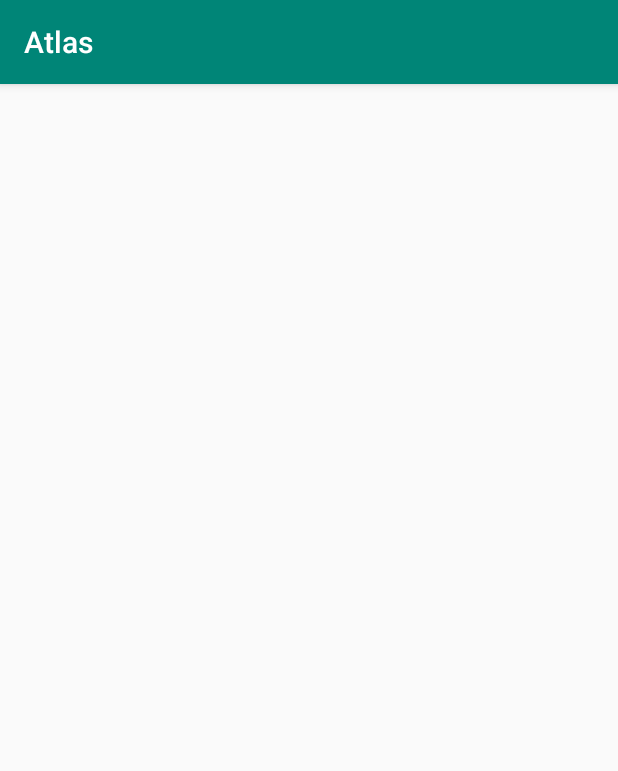
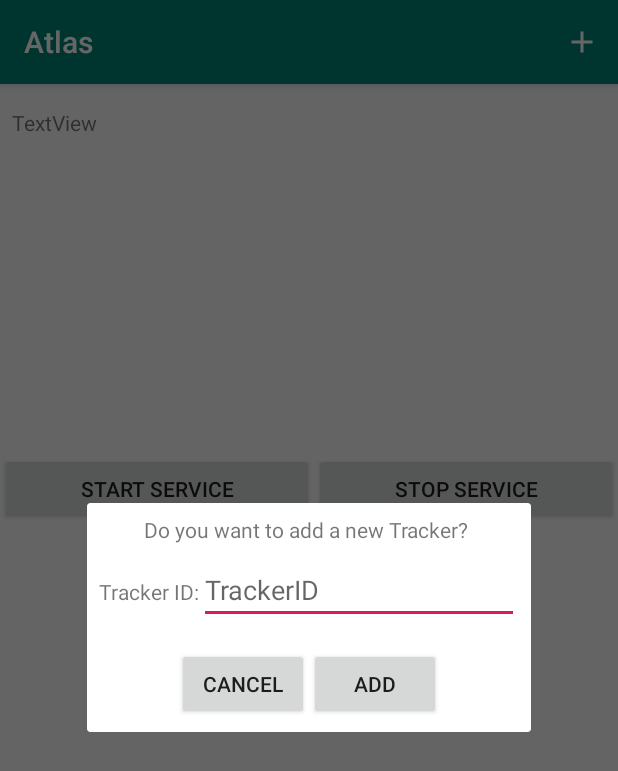
Before and after one commit to dobrovv/Atlas, an Android app: the screen it shows after launch (trackerActivity before the commit, MainActivity after it), after a tap on "addTracker", on a phone screen of 412 x 824 dp. Shown: the top 771 px of the screen. Run offline under Robolectric (Android 15) with nearby library versions, the phone set to English and light mode, and no system bars.

Commit message:
added trackerList view and add new tracker dialog

```diff
--- a/app/build.gradle
+++ b/app/build.gradle
@@ -16,12 +16,15 @@ android {
             proguardFiles getDefaultProguardFile('proguard-android.txt'), 'proguard-rules.pro'
         }
     }
+    productFlavors {
+    }
 }
 
 dependencies {
-    implementation fileTree(dir: 'libs', include: ['*.jar'])
+    implementation fileTree(include: ['*.jar'], dir: 'libs')
     implementation 'com.android.support:appcompat-v7:28.0.0-alpha1'
     implementation 'com.android.support.constraint:constraint-layout:1.1.3'
+    implementation 'com.android.support:recyclerview-v7:28.0.0'
     testImplementation 'junit:junit:4.12'
     androidTestImplementation 'com.android.support.test:runner:1.0.2'
     androidTestImplementation 'com.android.support.test.espresso:espresso-core:3.0.2'
--- a/app/src/main/AndroidManifest.xml
+++ b/app/src/main/AndroidManifest.xml
@@ -9,11 +9,10 @@
         android:roundIcon="@mipmap/ic_launcher_round"
         android:supportsRtl="true"
         android:theme="@style/AppTheme">
-        <activity android:name=".trackerActivity"></activity>
+        <activity android:name=".trackerActivity" android:label="Tracker Activity"></activity>
         <activity android:name=".MainActivity">
             <intent-filter>
                 <action android:name="android.intent.action.MAIN" />
-
                 <category android:name="android.intent.category.LAUNCHER" />
             </intent-filter>
         </activity>
--- /dev/null
+++ b/app/src/main/java/atlas/atlas/AddTrackerDialog.java
@@ -0,0 +1,61 @@
+package atlas.atlas;
+
+import android.content.Intent;
+import android.os.Bundle;
+import android.provider.ContactsContract;
+import android.support.v4.app.DialogFragment;
+import android.util.Log;
+import android.view.LayoutInflater;
+import android.view.View;
+import android.view.ViewGroup;
+import android.widget.Button;
+import android.widget.EditText;
+
+public class AddTrackerDialog extends DialogFragment {
+    private static final String TAG = "Atlas"+AddTrackerDialog.class.getSimpleName();
+
+    //EditText titleEditText;
+    EditText trackerIDEdit;
+    Button cancelButton;
+    Button saveButton;
+
+    @Override
+    public View onCreateView(LayoutInflater inflator, ViewGroup container, Bundle savedInstanceState){
+        View view = inflator.inflate(R.layout.dialog_addtracker, container, false);
+
+
+        trackerIDEdit = view.findViewById(R.id.trackerIDEdit);
+        saveButton = view.findViewById(R.id.saveButton);
+        cancelButton = view.findViewById(R.id.cancelButton);
+
+        cancelButton.setOnClickListener(new Button.OnClickListener() {
+            @Override
+            public void onClick(View view) {
+                getDialog().dismiss();
+            }
+        });
+
+        saveButton.setOnClickListener(new Button.OnClickListener() {
+            @Override
+            public void onClick(View view) {
+                // TODO: validate the new TrackerID here
+                String TrackerID = trackerIDEdit.getText().toString();
+                DatabaseHelper dbh = new DatabaseHelper(getContext());
+
+                // add new Tracker to the database and go to the trackerActivity
+                if (dbh.addNewTracker(new Tracker(TrackerID, "", "", 300.0))) {
+                    Intent intent = new Intent(getActivity(), trackerActivity.class);
+                    // add TrackerID to the intent send to the trackerActivity
+                    intent.putExtra("TrackerID", TrackerID);
+                    startActivity(intent);
+                    getDialog().dismiss();
+                } else {
+                    Log.d(TAG, "couldn't add a new tracker to the database");
+                    getDialog().dismiss();
+                }
+            }
+        });
+
+        return view;
+    }
+}
--- a/app/src/main/java/atlas/atlas/MainActivity.java
+++ b/app/src/main/java/atlas/atlas/MainActivity.java
@@ -6,6 +6,8 @@ import android.content.Intent;
 import android.content.IntentFilter;
 import android.support.v7.app.AppCompatActivity;
 import android.os.Bundle;
+import android.support.v7.widget.LinearLayoutManager;
+import android.support.v7.widget.RecyclerView;
 import android.util.Log;
 import android.view.Menu;
 import android.view.MenuItem;
@@ -20,7 +22,8 @@ public class MainActivity extends AppCompatActivity {
 
     private static final String TAG = "Atlas"+MainActivity.class.getSimpleName();
 
-    ListView trackerListMain;
+    RecyclerView trackerListMain;
+    TrackerListAdapter trackerListAdapter;
     Button startServiceButton;
     Button stopServiceButton;
     TextView mapTextView; // placeholder, use for debugging
@@ -48,6 +51,9 @@ public class MainActivity extends AppCompatActivity {
 
             // add data to textview
             mapTextView.setText(info + '\n'+ mapTextView.getText());
+
+            // update the tracker list
+            trackerListAdapter.updateTracker(TrackerID);
         }
     }
     GPSReadingBroadcastReceiver gpsReadingBroadcastReceiver;
@@ -72,7 +78,6 @@ public class MainActivity extends AppCompatActivity {
         startServiceButton.setOnClickListener(new View.OnClickListener() {
             @Override
             public void onClick(View v) {
-                Log.d(TAG, "Clicked");
                 Intent intent = new Intent(MainActivity.this, ReceiverServiceMockup.class);
                 intent.setAction(ReceiverServiceMockup.ACTION_START_FOREGROUND_SERVICE);
                 startService(intent);
@@ -86,6 +91,22 @@ public class MainActivity extends AppCompatActivity {
                 startService(intent);
             }
         });
+
+        // display the trackers list
+        trackerListMain.setHasFixedSize(true);
+        LinearLayoutManager layoutManager = new LinearLayoutManager(this);
+        layoutManager.setOrientation(LinearLayoutManager.VERTICAL);
+        trackerListMain.setLayoutManager(layoutManager);
+
+        trackerListAdapter = new TrackerListAdapter(this);
+        trackerListMain.setAdapter(trackerListAdapter);
+    }
+
+    @Override
+    protected void onResume() {
+        super.onResume();
+        // update the tracker list if the Activity gained focus back without calling the onCreate()
+        trackerListAdapter.updateTrackerList();
     }
 
     @Override
@@ -98,10 +119,11 @@ public class MainActivity extends AppCompatActivity {
     public boolean onOptionsItemSelected(MenuItem item) {
         int id=item.getItemId();
 
-
         // in case we added more to toolbar
         if(id==R.id.addTracker){
-            startActivity(new Intent(this, trackerActivity.class));
+            //startActivity(new Intent(this, trackerActivity.class));
+            AddTrackerDialog dialog = new AddTrackerDialog();
+            dialog.show(getSupportFragmentManager(), "Add new Tracker");
         }
 
         // more if statements can enter here to intent to activities
--- a/app/src/main/res/layout/activity_main.xml
+++ b/app/src/main/res/layout/activity_main.xml
@@ -6,24 +6,10 @@
     android:layout_height="match_parent"
     tools:context=".MainActivity">
 
-    <ListView
-        android:id="@+id/trackerListMain"
-        android:layout_width="0dp"
-        android:layout_height="0dp"
-        android:layout_marginStart="8dp"
-        android:layout_marginTop="8dp"
-        android:layout_marginEnd="7dp"
-        android:layout_marginBottom="8dp"
-        app:layout_constraintBottom_toBottomOf="parent"
-        app:layout_constraintEnd_toEndOf="parent"
-        app:layout_constraintHorizontal_bias="0.5"
-        app:layout_constraintStart_toStartOf="parent"
-        app:layout_constraintTop_toBottomOf="@+id/serviceLinearLayout" />
-
     <TextView
         android:id="@+id/mapTextView"
         android:layout_width="0dp"
-        android:layout_height="0dp"
+        android:layout_height="214dp"
         android:layout_marginStart="8dp"
         android:layout_marginTop="16dp"
         android:layout_marginEnd="5dp"
@@ -41,7 +27,6 @@
         android:layout_width="0dp"
         android:layout_height="47dp"
         android:layout_marginTop="8dp"
-        android:layout_marginBottom="8dp"
         android:orientation="horizontal"
         app:layout_constraintBottom_toTopOf="@+id/trackerListMain"
         app:layout_constraintEnd_toEndOf="parent"
@@ -63,4 +48,18 @@
             android:layout_weight="1"
             android:text="Stop Service" />
     </LinearLayout>
+
+    <android.support.v7.widget.RecyclerView
+        android:id="@+id/trackerListMain"
+        android:layout_width="0dp"
+        android:layout_height="0dp"
+        android:layout_marginStart="7dp"
+        android:layout_marginTop="8dp"
+        android:layout_marginEnd="8dp"
+        android:layout_marginBottom="8dp"
+        app:layout_constraintBottom_toBottomOf="parent"
+        app:layout_constraintEnd_toEndOf="parent"
+        app:layout_constraintHorizontal_bias="0.5"
+        app:layout_constraintStart_toStartOf="parent"
+        app:layout_constraintTop_toBottomOf="@+id/serviceLinearLayout" />
 </android.support.constraint.ConstraintLayout>
--- /dev/null
+++ b/app/src/main/res/layout/dialog_addtracker.xml
@@ -0,0 +1,80 @@
+<?xml version="1.0" encoding="utf-8"?>
+<android.support.constraint.ConstraintLayout
+    xmlns:android="http://schemas.android.com/apk/res/android"
+    xmlns:app="http://schemas.android.com/apk/res-auto"
+    xmlns:tools="http://schemas.android.com/tools"
+    android:layout_width="match_parent"
+    android:layout_height="match_parent">
+
+    <TextView
+        android:id="@+id/addTrackerLabel"
+        android:layout_width="wrap_content"
+        android:layout_height="wrap_content"
+        android:layout_marginStart="8dp"
+        android:layout_marginTop="8dp"
+        android:layout_marginEnd="8dp"
+        android:text="Do you want to add a new Tracker? "
+        app:layout_constraintEnd_toEndOf="parent"
+        app:layout_constraintStart_toStartOf="parent"
+        app:layout_constraintTop_toTopOf="parent" />
+
+    <LinearLayout
+        android:id="@+id/linearLayout"
+        android:layout_width="wrap_content"
+        android:layout_height="wrap_content"
+        android:layout_marginStart="8dp"
+        android:layout_marginTop="8dp"
+        android:layout_marginEnd="8dp"
+        android:layout_marginBottom="8dp"
+        android:orientation="horizontal"
+        app:layout_constraintBottom_toBottomOf="parent"
+        app:layout_constraintEnd_toEndOf="parent"
+        app:layout_constraintStart_toStartOf="parent"
+        app:layout_constraintTop_toBottomOf="@+id/linearLayout2">
+
+        <Button
+            android:id="@+id/cancelButton"
+            android:layout_width="wrap_content"
+            android:layout_height="wrap_content"
+            android:layout_weight="1"
+            android:text="Cancel" />
+
+        <Button
+            android:id="@+id/saveButton"
+            android:layout_width="wrap_content"
+            android:layout_height="wrap_content"
+            android:layout_weight="1"
+            android:text="Add" />
+    </LinearLayout>
+
+    <LinearLayout
+        android:id="@+id/linearLayout2"
+        android:layout_width="wrap_content"
+        android:layout_height="wrap_content"
+        android:layout_marginStart="8dp"
+        android:layout_marginTop="8dp"
+        android:layout_marginEnd="8dp"
+        android:layout_marginBottom="8dp"
+        android:orientation="horizontal"
+        app:layout_constraintBottom_toTopOf="@+id/linearLayout"
+        app:layout_constraintEnd_toEndOf="parent"
+        app:layout_constraintStart_toStartOf="parent"
+        app:layout_constraintTop_toBottomOf="@+id/addTrackerLabel">
+
+        <TextView
+            android:id="@+id/textView2"
+            android:layout_width="wrap_content"
+            android:layout_height="wrap_content"
+            android:layout_weight="1"
+            android:text="Tracker ID:" />
+
+        <EditText
+            android:id="@+id/trackerIDEdit"
+            android:layout_width="wrap_content"
+            android:layout_height="wrap_content"
+            android:layout_weight="1"
+            android:ems="10"
+            android:hint="TrackerID"
+            android:inputType="textPersonName" />
+    </LinearLayout>
+</android.support.constraint.ConstraintLayout>
```
Also changed, not shown: app/src/main/java/atlas/atlas/TrackerListAdapter.java (added, +168 -0 lines), app/src/main/res/layout/listview_tracker_row.xml (added, +72 -0 lines).
